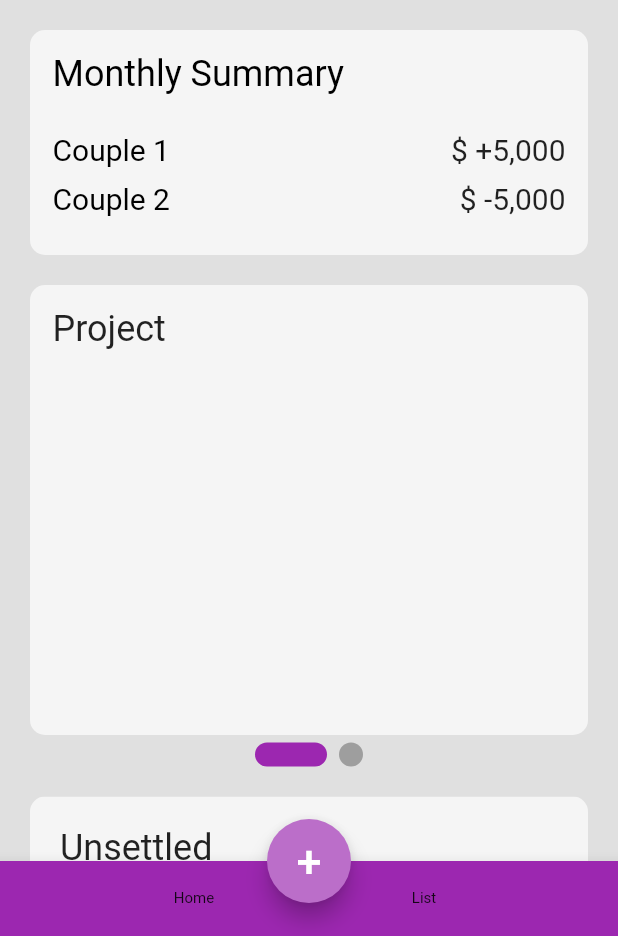
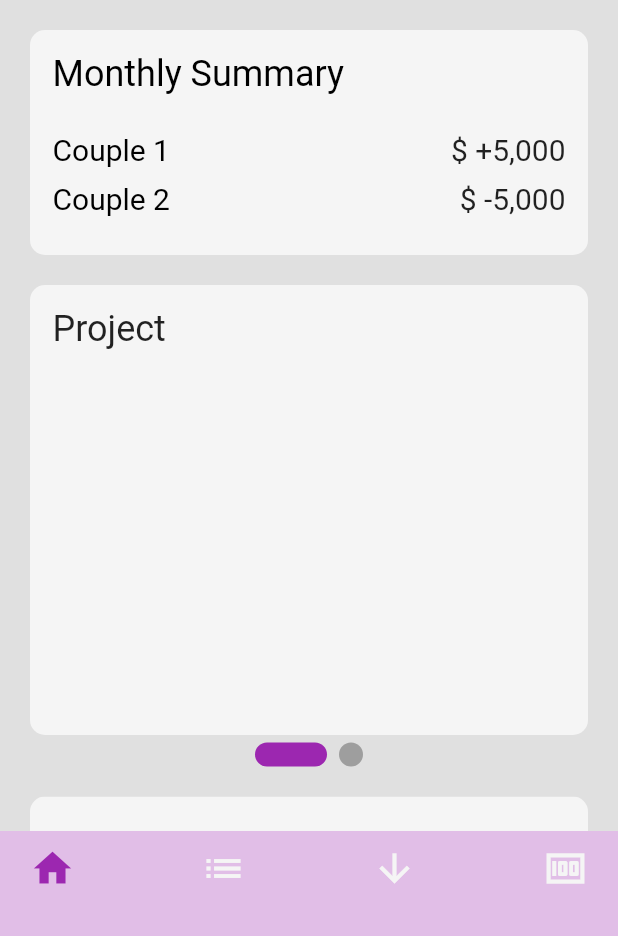
Before and after one commit to hc-jinghu/sharebao, a Flutter app: the screen it shows after launch, on a phone screen of 412 x 824 dp, the part 300-1236 px from its top. Run offline on Flutter 3.47's test engine with Material 2 defaults, Android fonts, the light colour scheme and no system bars; drawn by our look-alikes of google_nav_bar, smooth_page_indicator.

Commit message:
feat: update bottom nav bar, pages

```diff
--- /dev/null
+++ b/lib/components/bottom_nav_bar.dart
@@ -0,0 +1,36 @@
+import 'package:flutter/material.dart';
+import 'package:google_nav_bar/google_nav_bar.dart';
+
+class MyBottomNavBar extends StatelessWidget {
+  void Function(int)? onTabChange;
+  MyBottomNavBar({super.key, required this.onTabChange});
+
+  @override
+  Widget build(BuildContext context) {
+    return GNav(
+      padding: const EdgeInsets.only(top: 10, bottom: 30, left: 20, right: 20),
+      iconSize: 30,
+      onTabChange: (value) => onTabChange!(value),
+      color: Colors.grey[100],
+      backgroundColor: const Color.fromARGB(255, 225, 190, 231),
+      activeColor: Colors.purple,
+      tabs: [
+        GButton(
+          icon: Icons.home,
+        ),
+        GButton(
+          icon: Icons.list,
+        ),
+        // GButton(
+        //   icon: Icons.add,
+        // ),
+        GButton(
+          icon: Icons.arrow_downward,
+        ),
+        GButton(
+          icon: Icons.money,
+        )
+      ],
+    );
+  }
+}
--- /dev/null
+++ b/lib/const.dart
@@ -0,0 +1,4 @@
+import 'package:flutter/material.dart';
+
+// default background color for the app
+var backgroundColor = Colors.grey[300];
--- a/lib/main.dart
+++ b/lib/main.dart
@@ -1,7 +1,5 @@
 import 'package:flutter/material.dart';
 import 'package:sharebao/pages/home_page.dart';
-import 'package:sharebao/pages/list_page.dart';
-import 'package:sharebao/pages/activity_page.dart';
 
 void main() {
   runApp(const MyApp());
@@ -12,14 +10,9 @@ class MyApp extends StatelessWidget {
 
   @override
   Widget build(BuildContext context) {
-    return MaterialApp(
+    return const MaterialApp(
       debugShowCheckedModeBanner: false,
       home: HomePage(),
-      routes: {
-        '/homePage': (context) => HomePage(),
-        '/listPage': (context) => ListPage(),
-        '/activityPage': (context) => ActivityPage(),
-      },
     );
   }
 }
--- a/lib/pages/activity_page.dart
+++ b/lib/pages/activity_page.dart
@@ -1,12 +1,17 @@
 import 'package:flutter/material.dart';
 
-class ActivityPage extends StatelessWidget {
+class ActivityPage extends StatefulWidget {
   const ActivityPage({super.key});
 
   @override
+  State<ActivityPage> createState() => _ActivityPageState();
+}
+
+class _ActivityPageState extends State<ActivityPage> {
+  @override
   Widget build(BuildContext context) {
-    return Scaffold(
-      appBar: AppBar(title: const Text('This is activity page')),
+    return Center(
+      child: Text('Activity'),
     );
   }
 }
--- /dev/null
+++ b/lib/pages/goal_page.dart
@@ -0,0 +1,17 @@
+import 'package:flutter/material.dart';
+
+class GoalPage extends StatefulWidget {
+  const GoalPage({super.key});
+
+  @override
+  State<GoalPage> createState() => _GoalPageState();
+}
+
+class _GoalPageState extends State<GoalPage> {
+  @override
+  Widget build(BuildContext context) {
+    return Center(
+      child: Text('Goal page'),
+    );
+  }
+}
--- a/lib/pages/home_page.dart
+++ b/lib/pages/home_page.dart
@@ -1,8 +1,10 @@
-// ignore_for_file: prefer_const_constructors, prefer_const_literals_to_create_immutables
-
 import 'package:flutter/material.dart';
-import 'package:sharebao/util/project_card.dart';
-import 'package:smooth_page_indicator/smooth_page_indicator.dart';
+import 'package:sharebao/const.dart';
+import 'package:sharebao/pages/activity_page.dart';
+import 'package:sharebao/pages/goal_page.dart';
+import 'package:sharebao/pages/list_page.dart';
+import 'package:sharebao/pages/overview_page.dart';
+import 'package:sharebao/components/bottom_nav_bar.dart';
 
 class HomePage extends StatefulWidget {
   const HomePage({super.key});
@@ -12,187 +14,45 @@ class HomePage extends StatefulWidget {
 }
 
 class _HomePageState extends State<HomePage> {
-  // Project cards controller
-  final _controller = PageController();
+  // navigate bottom bar
+  int _selectedIndex = 0;
+  void navigateBottomBar(int index) {
+    setState(() {
+      _selectedIndex = index;
+    });
+  }
+
+  // pages
+  final List<Widget> _pages = [
+    // overview page
+    OverviewPage(),
+    // list page
+    ListPage(),
+    // activity page
+    ActivityPage(),
+    // goal page
+    GoalPage()
+  ];
 
   @override
   Widget build(BuildContext context) {
     return Scaffold(
-      backgroundColor: Colors.grey[300],
-      floatingActionButton: FloatingActionButton(
-        onPressed: () {},
-        backgroundColor: const Color.fromARGB(255, 187, 110, 201),
-        child: Text(
-          '+',
-          style: TextStyle(fontSize: 30),
-        ),
+      backgroundColor: backgroundColor,
+      // 'add' button
+      // floatingActionButton: FloatingActionButton(
+      //   onPressed: () {},
+      //   backgroundColor: const Color.fromARGB(255, 187, 110, 201),
+      //   child: Text(
+      //     '+',
+      //     style: TextStyle(fontSize: 30),
+      //   ),
+      // ),
+      // floatingActionButtonLocation: FloatingActionButtonLocation.centerDocked,
+
+      bottomNavigationBar: MyBottomNavBar(
+        onTabChange: (index) => navigateBottomBar(index),
       ),
-      floatingActionButtonLocation: FloatingActionButtonLocation.centerDocked,
-      bottomNavigationBar: BottomAppBar(
-        height: 50,
-        color: Colors.purple,
-        child: Row(
-          mainAxisAlignment: MainAxisAlignment.spaceEvenly,
-          children: [
-            IconButton(
-              onPressed: () {},
-              icon: Text(
-                'Home',
-                style: TextStyle(fontSize: 10),
-              ),
-            ),
-            IconButton(
-              onPressed: () {
-                Navigator.pushNamed(context, '/listPage');
-              },
-              icon: Text(
-                'List',
-                style: TextStyle(fontSize: 10),
-              ),
-            ),
-          ],
-        ),
-      ),
-      body: CustomScrollView(
-        slivers: [
-          // sliver app bar. TODO: Replace with couple photo later.
-          SliverAppBar(
-            backgroundColor: Colors.purple,
-            expandedHeight: 200,
-            pinned: true,
-            flexibleSpace: FlexibleSpaceBar(
-              centerTitle: false,
-              background: ColoredBox(color: Colors.purple),
-              title: Text('ShareBao'),
-            ),
-            // TODO: Add Settings button
-            //actions: [],
-          ),
-          // sliver items
-          // Monthly Summary. Summary widget for couple spending.
-          SliverToBoxAdapter(
-            child: Padding(
-              padding: EdgeInsets.all(20.0),
-              child: ClipRRect(
-                borderRadius: BorderRadius.circular(10),
-                child: Container(
-                  padding: EdgeInsets.all(15),
-                  height: 150,
-                  color: Colors.grey[100],
-                  child: Column(
-                    crossAxisAlignment: CrossAxisAlignment.start,
-                    children: [
-                      Text(
-                        'Monthly Summary',
-                        style: TextStyle(
-                          color: Colors.black,
-                          fontSize: 24,
-                        ),
-                      ),
-                      SizedBox(height: 25),
-                      Row(
-                        mainAxisAlignment: MainAxisAlignment.spaceBetween,
-                        children: [
-                          Text(
-                            'Couple 1',
-                            style: TextStyle(
-                              color: Colors.black,
-                              fontSize: 20,
-                            ),
-                          ),
-                          Text(
-                            '\$ +5,000',
-                            style: TextStyle(fontSize: 20),
-                          ),
-                        ],
-                      ),
-                      SizedBox(height: 10),
-                      Row(
-                        mainAxisAlignment: MainAxisAlignment.spaceBetween,
-                        children: [
-                          Text(
-                            'Couple 2',
-                            style: TextStyle(
-                              color: Colors.black,
-                              fontSize: 20,
-                            ),
-                          ),
-                          Text(
-                            '\$ -5,000',
-                            style: TextStyle(fontSize: 20),
-                          ),
-                        ],
-                      )
-                    ],
-                  ),
-                ),
-              ),
-            ),
-          ),
-          // Projects & Budgets card. Graphic charts for availabled projects & budgets.
-          // Income - projects. Expense - budgets.
-          SliverToBoxAdapter(
-            child: SizedBox(
-              height: 300,
-              child: PageView(
-                controller: _controller,
-                children: [
-                  ProjectCard(title: 'Project'),
-                  ProjectCard(title: 'Budget'),
-                ],
-              ),
-            ),
-          ),
-          SliverToBoxAdapter(
-            child: Padding(
-              padding: EdgeInsets.only(top: 5),
-              child: Container(
-                  alignment: Alignment.bottomCenter,
-                  child: SmoothPageIndicator(
-                    controller: _controller,
-                    count: 2,
-                    effect: ExpandingDotsEffect(activeDotColor: Colors.purple),
-                  )),
-            ),
-          ),
-          // Unsettled. column -> number of transaction + amount
-          SliverToBoxAdapter(
-            child: Padding(
-              padding: EdgeInsets.all(20.0),
-              child: ClipRRect(
-                borderRadius: BorderRadius.circular(10),
-                child: Container(
-                  padding: EdgeInsets.only(top: 20, left: 20, right: 20),
-                  height: 100,
-                  color: Colors.grey[100],
-                  child: Column(
-                    crossAxisAlignment: CrossAxisAlignment.start,
-                    children: [
-                      Text(
-                        'Unsettled',
-                        style: TextStyle(fontSize: 24),
-                      ),
-                      Row(
-                        mainAxisAlignment: MainAxisAlignment.spaceBetween,
-                        children: [
-                          Text(
-                            '50 items',
-                            style: TextStyle(fontSize: 18),
-                          ),
-                          Text(
-                            '\$5,000',
-                            style: TextStyle(fontSize: 18),
-                          )
-                        ],
-                      )
-                    ],
-                  ),
-                ),
-              ),
-            ),
-          ),
-        ],
-      ),
+      body: _pages[_selectedIndex],
     );
   }
 }
--- a/lib/pages/list_page.dart
+++ b/lib/pages/list_page.dart
@@ -1,12 +1,17 @@
 import 'package:flutter/material.dart';
 
-class ListPage extends StatelessWidget {
+class ListPage extends StatefulWidget {
   const ListPage({super.key});
 
   @override
+  State<ListPage> createState() => _ListPageState();
+}
+
+class _ListPageState extends State<ListPage> {
+  @override
   Widget build(BuildContext context) {
-    return Scaffold(
-      appBar: AppBar(title: const Text('This is list page')),
+    return Center(
+      child: Text('list page'),
     );
   }
 }
--- /dev/null
+++ b/lib/pages/overview_page.dart
@@ -0,0 +1,163 @@
+import 'package:flutter/material.dart';
+import 'package:sharebao/const.dart';
+import 'package:sharebao/util/goal_widget.dart';
+import 'package:smooth_page_indicator/smooth_page_indicator.dart';
+
+class OverviewPage extends StatefulWidget {
+  const OverviewPage({super.key});
+
+  @override
+  State<OverviewPage> createState() => _OverviewPageState();
+}
+
+class _OverviewPageState extends State<OverviewPage> {
+  // Project cards controller
+  final _controller = PageController();
+
+  @override
+  Widget build(BuildContext context) {
+    return Scaffold(
+      backgroundColor: backgroundColor,
+      body: CustomScrollView(
+        slivers: [
+          // sliver app bar. TODO: Add function to replace background with photo.
+          SliverAppBar(
+            backgroundColor: Colors.purple,
+            expandedHeight: 200,
+            pinned: true,
+            flexibleSpace: FlexibleSpaceBar(
+              centerTitle: false,
+              background: ColoredBox(color: Colors.purple),
+              title: Text('ShareBao'),
+            ),
+            // TODO: Add Settings button
+            //actions: [],
+          ),
+          // sliver items
+          // Monthly Summary. Summary widget for couple spending.
+          SliverToBoxAdapter(
+            child: Padding(
+              padding: EdgeInsets.all(20.0),
+              child: ClipRRect(
+                borderRadius: BorderRadius.circular(10),
+                child: Container(
+                  padding: EdgeInsets.all(15),
+                  height: 150,
+                  color: Colors.grey[100],
+                  child: Column(
+                    crossAxisAlignment: CrossAxisAlignment.start,
+                    children: [
+                      Text(
+                        'Monthly Summary',
+                        style: TextStyle(
+                          color: Colors.black,
+                          fontSize: 24,
+                        ),
+                      ),
+                      SizedBox(height: 25),
+                      Row(
+                        mainAxisAlignment: MainAxisAlignment.spaceBetween,
+                        children: [
+                          Text(
+                            'Couple 1',
+                            style: TextStyle(
+                              color: Colors.black,
+                              fontSize: 20,
+                            ),
+                          ),
+                          Text(
+                            '\$ +5,000',
+                            style: TextStyle(fontSize: 20),
+                          ),
+                        ],
+                      ),
+                      SizedBox(height: 10),
+                      Row(
+                        mainAxisAlignment: MainAxisAlignment.spaceBetween,
+                        children: [
+                          Text(
+                            'Couple 2',
+                            style: TextStyle(
+                              color: Colors.black,
+                              fontSize: 20,
+                            ),
+                          ),
+                          Text(
+                            '\$ -5,000',
+                            style: TextStyle(fontSize: 20),
+                          ),
+                        ],
+                      )
+                    ],
+                  ),
+                ),
+              ),
+            ),
+          ),
+          // Projects & Budgets card. Graphic charts for availabled projects & budgets.
+          // Income - projects. Expense - budgets.
+          SliverToBoxAdapter(
+            child: SizedBox(
+              height: 300,
+              child: PageView(
+                controller: _controller,
+                children: [
+                  ProjectCard(title: 'Project'),
+                  ProjectCard(title: 'Budget'),
+                ],
+              ),
+            ),
+          ),
+          SliverToBoxAdapter(
+            child: Padding(
+              padding: EdgeInsets.only(top: 5),
+              child: Container(
+                  alignment: Alignment.bottomCenter,
+                  child: SmoothPageIndicator(
+                    controller: _controller,
+                    count: 2,
+                    effect: ExpandingDotsEffect(activeDotColor: Colors.purple),
+                  )),
+            ),
+          ),
+          // Unsettled. column -> number of transaction + amount
+          SliverToBoxAdapter(
+            child: Padding(
+              padding: EdgeInsets.all(20.0),
+              child: ClipRRect(
+                borderRadius: BorderRadius.circular(10),
+                child: Container(
+                  padding: EdgeInsets.only(top: 20, left: 20, right: 20),
+                  height: 100,
+                  color: Colors.grey[100],
+                  child: Column(
+                    crossAxisAlignment: CrossAxisAlignment.start,
+                    children: [
+                      Text(
+                        'Unsettled',
+                        style: TextStyle(fontSize: 24),
+                      ),
+                      Row(
+                        mainAxisAlignment: MainAxisAlignment.spaceBetween,
+                        children: [
+                          Text(
+                            '50 items',
+                            style: TextStyle(fontSize: 18),
+                          ),
+                          Text(
+                            '\$5,000',
+                            style: TextStyle(fontSize: 18),
+                          )
+                        ],
+                      )
+                    ],
+                  ),
+                ),
+              ),
+            ),
+          ),
+        ],
+      ),
+    );
+  }
+}
--- a/pubspec.yaml
+++ b/pubspec.yaml
@@ -36,6 +36,8 @@ dependencies:
   # Use with the CupertinoIcons class for iOS style icons.
   cupertino_icons: ^1.0.2
   smooth_page_indicator: ^1.1.0
+  google_nav_bar: ^5.0.6
+  provider:
 
 dev_dependencies:
   flutter_test:
@@ -60,8 +62,8 @@ flutter:
   uses-material-design: true
 
   # To add assets to your application, add an assets section, like this:
-  # assets:
-  #   - images/a_dot_burr.jpeg
+  assets:
+    - lib/icons/
   #   - images/a_dot_ham.jpeg
 
   # An image asset can refer to one or more resolution-specific "variants", see
```
Also changed, not shown: lib/icons/budget.png (added), lib/icons/files.png (added), lib/icons/home.png (added), lib/icons/menu.png (added), lib/icons/timeline.png (added), lib/util/goal_widget.dart (renamed from lib/util/project_card.dart), pubspec.lock.
